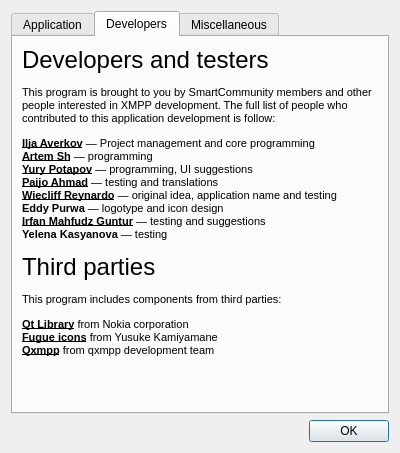
Above: ui/aboutwindow.ui from WST/acid-pc before the change. Below: the same form after it.
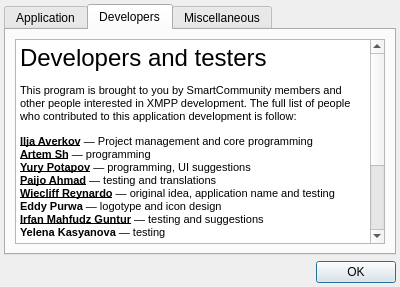
That is the form after the change. The open tabs and pages were chosen to show the change. Icons and pictures are not drawn.

What changed in the file:
```diff
--- a/ui/aboutwindow.ui
+++ b/ui/aboutwindow.ui
@@ -10,7 +10,7 @@
     <x>0</x>
     <y>0</y>
     <width>400</width>
-    <height>453</height>
+    <height>287</height>
    </rect>
   </property>
   <property name="sizePolicy">
@@ -22,13 +22,13 @@
   <property name="minimumSize">
    <size>
     <width>400</width>
-    <height>300</height>
+    <height>287</height>
    </size>
   </property>
   <property name="maximumSize">
    <size>
     <width>400</width>
-    <height>500</height>
+    <height>287</height>
    </size>
   </property>
   <property name="windowTitle">
@@ -42,6 +42,9 @@
    <bool>true</bool>
   </property>
   <layout class="QVBoxLayout" name="verticalLayout">
+   <property name="margin">
+    <number>4</number>
+   </property>
    <item>
     <widget class="QTabWidget" name="tabWidget">
      <property name="tabPosition">
@@ -76,67 +79,21 @@
       </attribute>
       <layout class="QVBoxLayout" name="verticalLayout_2">
        <item>
-        <widget class="QLabel" name="label_2">
-         <property name="sizePolicy">
-          <sizepolicy hsizetype="Fixed" vsizetype="Fixed">
-           <horstretch>0</horstretch>
-           <verstretch>0</verstretch>
-          </sizepolicy>
-         </property>
-         <property name="minimumSize">
-          <size>
-           <width>360</width>
-           <height>0</height>
-          </size>
-         </property>
-         <property name="maximumSize">
-          <size>
-           <width>360</width>
-           <height>16777215</height>
-          </size>
-         </property>
-         <property name="text">
+        <widget class="QTextBrowser" name="textBrowser">
+         <property name="html">
           <string>&lt;!DOCTYPE HTML PUBLIC &quot;-//W3C//DTD HTML 4.0//EN&quot; &quot;http://www.w3.org/TR/REC-html40/strict.dtd&quot;&gt;
 &lt;html&gt;&lt;head&gt;&lt;meta name=&quot;qrichtext&quot; content=&quot;1&quot; /&gt;&lt;style type=&quot;text/css&quot;&gt;
 p, li { white-space: pre-wrap; }
-&lt;/style&gt;&lt;/head&gt;&lt;body style=&quot; font-family:'MS Shell Dlg 2'; font-size:8.25pt; font-weight:400; font-style:normal;&quot;&gt;
-&lt;p style=&quot; margin-top:12px; margin-bottom:12px; margin-left:0px; margin-right:0px; -qt-block-indent:0; text-indent:0px;&quot;&gt;&lt;span style=&quot; font-size:18pt;&quot;&gt;Developers and testers&lt;/span&gt;&lt;/p&gt;
-&lt;p style=&quot; margin-top:12px; margin-bottom:12px; margin-left:0px; margin-right:0px; -qt-block-indent:0; text-indent:0px;&quot;&gt;&lt;span style=&quot; font-size:8pt;&quot;&gt;This program is brought to you by SmartCommunity members and other people interested in XMPP development. The full list of people who contributed to this application development is follow:&lt;/span&gt;&lt;/p&gt;
-&lt;p style=&quot; margin-top:12px; margin-bottom:12px; margin-left:0px; margin-right:0px; -qt-block-indent:0; text-indent:0px;&quot;&gt;&lt;a href=&quot;http://averkov.web.id/&quot;&gt;&lt;span style=&quot; font-size:8pt; font-weight:600; text-decoration: underline; color:#000000;&quot;&gt;Ilja Averkov&lt;/span&gt;&lt;/a&gt;&lt;span style=&quot; font-size:8pt;&quot;&gt; — Project management and core programming&lt;br /&gt;&lt;/span&gt;&lt;a href=&quot;http://rubyrails.pro/&quot;&gt;&lt;span style=&quot; font-size:8pt; font-weight:600; text-decoration: underline; color:#000000;&quot;&gt;Artem Sh&lt;/span&gt;&lt;/a&gt;&lt;span style=&quot; font-size:8pt;&quot;&gt; — programming&lt;br /&gt;&lt;/span&gt;&lt;a href=&quot;http://immensus.net/&quot;&gt;&lt;span style=&quot; font-size:8pt; font-weight:600; text-decoration: underline; color:#000000;&quot;&gt;Yury Potapov&lt;/span&gt;&lt;/a&gt;&lt;span style=&quot; font-size:8pt;&quot;&gt; — programming, UI suggestions&lt;br /&gt;&lt;/span&gt;&lt;a href=&quot;http://paijo.jsmart.web.id/&quot;&gt;&lt;span style=&quot; font-size:8pt; font-weight:600; text-decoration: underline; color:#000000;&quot;&gt;Paijo Ahmad&lt;/span&gt;&lt;/a&gt;&lt;span style=&quot; font-size:8pt;&quot;&gt; — testing and translations&lt;br /&gt;&lt;/span&gt;&lt;a href=&quot;http://jabberid.org/&quot;&gt;&lt;span style=&quot; font-size:8pt; font-weight:600; text-decoration: underline; color:#000000;&quot;&gt;Wiecliff Reynardo&lt;/span&gt;&lt;/a&gt;&lt;span style=&quot; font-size:8pt;&quot;&gt; — original idea, application name and testing&lt;br /&gt;&lt;/span&gt;&lt;span style=&quot; font-size:8pt; font-weight:600;&quot;&gt;Eddy Purwa&lt;/span&gt;&lt;span style=&quot; font-size:8pt;&quot;&gt; — logotype and icon design&lt;br /&gt;&lt;/span&gt;&lt;a href=&quot;http://bsmsite.com/&quot;&gt;&lt;span style=&quot; font-size:8pt; font-weight:600; text-decoration: underline; color:#000000;&quot;&gt;Irfan Mahfudz Guntur&lt;/span&gt;&lt;/a&gt;&lt;span style=&quot; font-size:8pt;&quot;&gt; — testing and suggestions&lt;br /&gt;&lt;/span&gt;&lt;span style=&quot; font-size:8pt; font-weight:600;&quot;&gt;Yelena Kasyanova&lt;/span&gt;&lt;span style=&quot; font-size:8pt;&quot;&gt; — testing&lt;/span&gt;&lt;/p&gt;
-&lt;p style=&quot; margin-top:12px; margin-bottom:12px; margin-left:0px; margin-right:0px; -qt-block-indent:0; text-indent:0px;&quot;&gt;&lt;span style=&quot; font-size:18pt;&quot;&gt;Third parties&lt;/span&gt;&lt;/p&gt;
-&lt;p style=&quot; margin-top:12px; margin-bottom:12px; margin-left:0px; margin-right:0px; -qt-block-indent:0; text-indent:0px;&quot;&gt;&lt;span style=&quot; font-size:8pt;&quot;&gt;This program includes components from third parties:&lt;/span&gt;&lt;/p&gt;
-&lt;p style=&quot; margin-top:12px; margin-bottom:12px; margin-left:0px; margin-right:0px; -qt-block-indent:0; text-indent:0px;&quot;&gt;&lt;a href=&quot;http://qt.nokia.com&quot;&gt;&lt;span style=&quot; font-size:8pt; font-weight:600; text-decoration: underline; color:#000000;&quot;&gt;Qt Library&lt;/span&gt;&lt;/a&gt;&lt;span style=&quot; font-size:8pt;&quot;&gt; from Nokia corporation&lt;br /&gt;&lt;/span&gt;&lt;a href=&quot;http://p.yusukekamiyamane.com/&quot;&gt;&lt;span style=&quot; font-size:8pt; font-weight:600; text-decoration: underline; color:#000000;&quot;&gt;Fugue icons&lt;/span&gt;&lt;/a&gt;&lt;span style=&quot; font-size:8pt;&quot;&gt; from Yusuke Kamiyamane&lt;br /&gt;&lt;/span&gt;&lt;a href=&quot;http://qxmpp.googlecode.com/&quot;&gt;&lt;span style=&quot; font-size:8pt; font-weight:600; text-decoration: underline; color:#000000;&quot;&gt;Qxmpp&lt;/span&gt;&lt;/a&gt;&lt;span style=&quot; font-size:8pt;&quot;&gt; from qxmpp development team&lt;/span&gt;&lt;/p&gt;&lt;/body&gt;&lt;/html&gt;</string>
-         </property>
-         <property name="textFormat">
-          <enum>Qt::RichText</enum>
-         </property>
-         <property name="scaledContents">
-          <bool>true</bool>
-         </property>
-         <property name="alignment">
-          <set>Qt::AlignLeading|Qt::AlignLeft|Qt::AlignTop</set>
-         </property>
-         <property name="wordWrap">
-          <bool>true</bool>
-         </property>
-         <property name="openExternalLinks">
-          <bool>true</bool>
+&lt;/style&gt;&lt;/head&gt;&lt;body style=&quot; font-family:'Verdana'; font-size:8pt; font-weight:400; font-style:normal;&quot;&gt;
+&lt;p style=&quot; margin-top:12px; margin-bottom:12px; margin-left:0px; margin-right:0px; -qt-block-indent:0; text-indent:0px;&quot;&gt;&lt;span style=&quot; font-family:'MS Shell Dlg 2'; font-size:18pt;&quot;&gt;Developers and testers&lt;/span&gt;&lt;/p&gt;
+&lt;p style=&quot; margin-top:12px; margin-bottom:12px; margin-left:0px; margin-right:0px; -qt-block-indent:0; text-indent:0px;&quot;&gt;&lt;span style=&quot; font-family:'MS Shell Dlg 2';&quot;&gt;This program is brought to you by SmartCommunity members and other people interested in XMPP development. The full list of people who contributed to this application development is follow:&lt;/span&gt;&lt;/p&gt;
+&lt;p style=&quot; margin-top:12px; margin-bottom:12px; margin-left:0px; margin-right:0px; -qt-block-indent:0; text-indent:0px;&quot;&gt;&lt;a href=&quot;http://averkov.web.id/&quot;&gt;&lt;span style=&quot; font-family:'MS Shell Dlg 2'; font-weight:600; text-decoration: underline; color:#000000;&quot;&gt;Ilja Averkov&lt;/span&gt;&lt;/a&gt;&lt;span style=&quot; font-family:'MS Shell Dlg 2';&quot;&gt; — Project management and core programming&lt;br /&gt;&lt;/span&gt;&lt;a href=&quot;http://rubyrails.pro/&quot;&gt;&lt;span style=&quot; font-family:'MS Shell Dlg 2'; font-weight:600; text-decoration: underline; color:#000000;&quot;&gt;Artem Sh&lt;/span&gt;&lt;/a&gt;&lt;span style=&quot; font-family:'MS Shell Dlg 2';&quot;&gt; — programming&lt;br /&gt;&lt;/span&gt;&lt;a href=&quot;http://immensus.net/&quot;&gt;&lt;span style=&quot; font-family:'MS Shell Dlg 2'; font-weight:600; text-decoration: underline; color:#000000;&quot;&gt;Yury Potapov&lt;/span&gt;&lt;/a&gt;&lt;span style=&quot; font-family:'MS Shell Dlg 2';&quot;&gt; — programming, UI suggestions&lt;br /&gt;&lt;/span&gt;&lt;a href=&quot;http://paijo.jsmart.web.id/&quot;&gt;&lt;span style=&quot; font-family:'MS Shell Dlg 2'; font-weight:600; text-decoration: underline; color:#000000;&quot;&gt;Paijo Ahmad&lt;/span&gt;&lt;/a&gt;&lt;span style=&quot; font-family:'MS Shell Dlg 2';&quot;&gt; — testing and translations&lt;br /&gt;&lt;/span&gt;&lt;a href=&quot;http://jabberid.org/&quot;&gt;&lt;span style=&quot; font-family:'MS Shell Dlg 2'; font-weight:600; text-decoration: underline; color:#000000;&quot;&gt;Wiecliff Reynardo&lt;/span&gt;&lt;/a&gt;&lt;span style=&quot; font-family:'MS Shell Dlg 2';&quot;&gt; — original idea, application name and testing&lt;br /&gt;&lt;/span&gt;&lt;span style=&quot; font-family:'MS Shell Dlg 2'; font-weight:600;&quot;&gt;Eddy Purwa&lt;/span&gt;&lt;span style=&quot; font-family:'MS Shell Dlg 2';&quot;&gt; — logotype and icon design&lt;br /&gt;&lt;/span&gt;&lt;a href=&quot;http://bsmsite.com/&quot;&gt;&lt;span style=&quot; font-family:'MS Shell Dlg 2'; font-weight:600; text-decoration: underline; color:#000000;&quot;&gt;Irfan Mahfudz Guntur&lt;/span&gt;&lt;/a&gt;&lt;span style=&quot; font-family:'MS Shell Dlg 2';&quot;&gt; — testing and suggestions&lt;br /&gt;&lt;/span&gt;&lt;span style=&quot; font-family:'MS Shell Dlg 2'; font-weight:600;&quot;&gt;Yelena Kasyanova&lt;/span&gt;&lt;span style=&quot; font-family:'MS Shell Dlg 2';&quot;&gt; — testing&lt;/span&gt;&lt;/p&gt;
+&lt;p style=&quot; margin-top:12px; margin-bottom:12px; margin-left:0px; margin-right:0px; -qt-block-indent:0; text-indent:0px;&quot;&gt;&lt;span style=&quot; font-family:'MS Shell Dlg 2'; font-size:18pt;&quot;&gt;Third parties&lt;/span&gt;&lt;/p&gt;
+&lt;p style=&quot; margin-top:12px; margin-bottom:12px; margin-left:0px; margin-right:0px; -qt-block-indent:0; text-indent:0px;&quot;&gt;&lt;span style=&quot; font-family:'MS Shell Dlg 2';&quot;&gt;This program includes components from third parties:&lt;/span&gt;&lt;/p&gt;
+&lt;p style=&quot; margin-top:12px; margin-bottom:12px; margin-left:0px; margin-right:0px; -qt-block-indent:0; text-indent:0px;&quot;&gt;&lt;a href=&quot;http://qt.nokia.com&quot;&gt;&lt;span style=&quot; font-family:'MS Shell Dlg 2'; font-weight:600; text-decoration: underline; color:#000000;&quot;&gt;Qt Library&lt;/span&gt;&lt;/a&gt;&lt;span style=&quot; font-family:'MS Shell Dlg 2';&quot;&gt; from Nokia corporation&lt;br /&gt;&lt;/span&gt;&lt;a href=&quot;http://p.yusukekamiyamane.com/&quot;&gt;&lt;span style=&quot; font-family:'MS Shell Dlg 2'; font-weight:600; text-decoration: underline; color:#000000;&quot;&gt;Fugue icons&lt;/span&gt;&lt;/a&gt;&lt;span style=&quot; font-family:'MS Shell Dlg 2';&quot;&gt; from Yusuke Kamiyamane&lt;br /&gt;&lt;/span&gt;&lt;a href=&quot;http://qxmpp.googlecode.com/&quot;&gt;&lt;span style=&quot; font-family:'MS Shell Dlg 2'; font-weight:600; text-decoration: underline; color:#000000;&quot;&gt;Qxmpp&lt;/span&gt;&lt;/a&gt;&lt;span style=&quot; font-family:'MS Shell Dlg 2';&quot;&gt; from qxmpp development team&lt;/span&gt;&lt;/p&gt;&lt;/body&gt;&lt;/html&gt;</string>
          </property>
         </widget>
        </item>
-       <item>
-        <spacer name="verticalSpacer">
-         <property name="orientation">
-          <enum>Qt::Vertical</enum>
-         </property>
-         <property name="sizeHint" stdset="0">
-          <size>
-           <width>20</width>
-           <height>40</height>
-          </size>
-         </property>
-        </spacer>
-       </item>
       </layout>
      </widget>
      <widget class="QWidget" name="tab_6">
```
Left out of the diff: 58 changed lines with no effect on the pictures.
